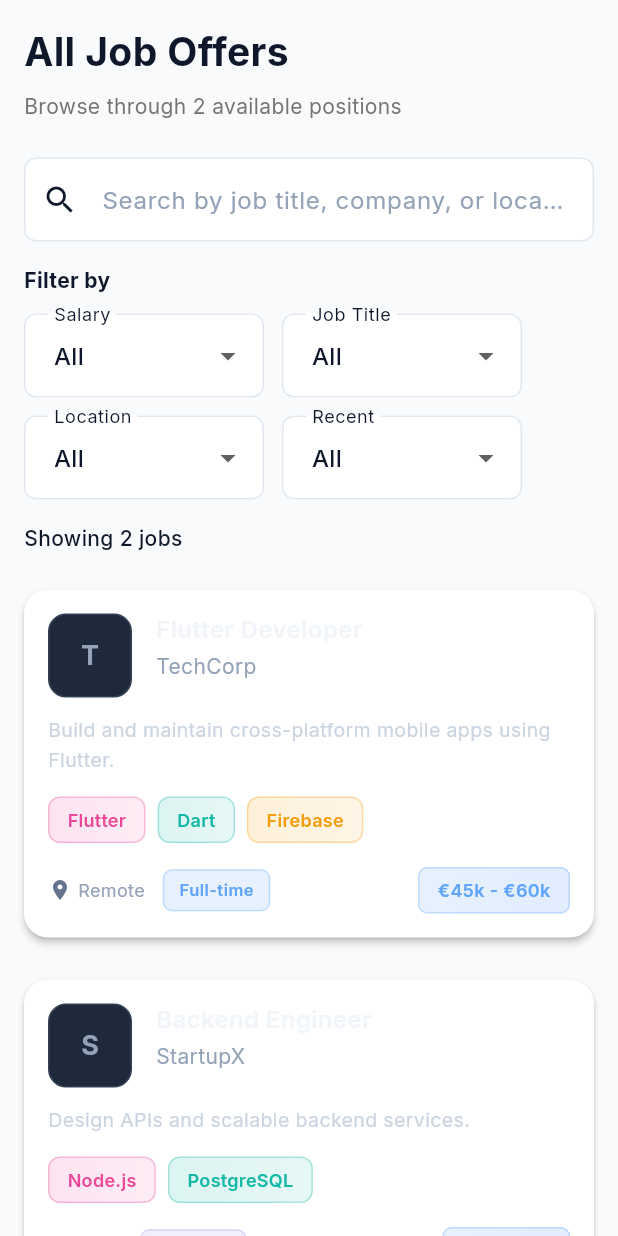
After one commit to Job-Board-Front/job_board_flutter, a Flutter app: the screen it shows after launch, after a tap on "Open Jobs Page", on a phone screen of 412 x 824 dp. The commit adds this screen. Run offline on Flutter 3.47's test engine with Material 3 defaults, Android fonts, the phone set to English and light mode, and no system bars; our stand-ins replace bloc, flutter_bloc, google_fonts, shared_preferences.

Commit message:
jobs page template

```diff
--- /dev/null
+++ b/lib/core/features/jobs/data/models/job_model.dart
@@ -0,0 +1,82 @@
+enum EmploymentType {
+  fullTime,
+  partTime,
+  contract,
+  internship,
+}
+
+enum ExperienceLevel {
+  junior,
+  mid,
+  senior,
+}
+
+class Job {
+  final String? id;
+  final String title;
+  final String description;
+  final String company;
+  final String location;
+  final EmploymentType employmentType;
+  final ExperienceLevel experienceLevel;
+  final String? salaryRange;
+  final List<String> techStack;
+  final List<String> keywords;
+  final String source;
+  final bool isActive;
+  final DateTime expiresAt;
+  final DateTime? createdAt;
+  final DateTime? updatedAt;
+  final String? logoUrl;
+  final String? submissionLink;
+
+  Job({
+    this.id,
+    required this.title,
+    required this.description,
+    required this.company,
+    required this.location,
+    required this.employmentType,
+    required this.experienceLevel,
+    this.salaryRange,
+    required this.techStack,
+    required this.keywords,
+    required this.source,
+    required this.isActive,
+    required this.expiresAt,
+    this.createdAt,
+    this.updatedAt,
+    this.logoUrl,
+    this.submissionLink,
+  });
+
+  factory Job.fromJson(Map<String, dynamic> json) {
+    return Job(
+      id: json['id'],
+      title: json['title'],
+      description: json['description'],
+      company: json['company'],
+      location: json['location'],
+      employmentType:
+      EmploymentType.values.firstWhere(
+            (e) => e.name.replaceAll('Time', '-time') == json['employmentType'],
+      ),
+      experienceLevel:
+      ExperienceLevel.values.firstWhere(
+            (e) => e.name == json['experienceLevel'],
+      ),
+      salaryRange: json['salaryRange'],
+      techStack: List<String>.from(json['techStack']),
+      keywords: List<String>.from(json['keywords']),
+      source: json['source'],
+      isActive: json['isActive'],
+      expiresAt: DateTime.parse(json['expiresAt']),
+      createdAt:
+      json['createdAt'] != null ? DateTime.parse(json['createdAt']) : null,
+      updatedAt:
+      json['updatedAt'] != null ? DateTime.parse(json['updatedAt']) : null,
+      logoUrl: json['logoUrl'],
+      submissionLink: json['submissionLink'],
+    );
+  }
+}
--- /dev/null
+++ b/lib/core/features/jobs/pages/jobs_page.dart
@@ -0,0 +1,87 @@
+import 'package:flutter/material.dart';
+import '../../mocks/mock_jobs.dart';
+import '../widgets/category_filter/category_filter.dart';
+import '../widgets/job_list/job_list.dart';
+import '../widgets/job_search/job_search.dart';
+
+class JobsPage extends StatefulWidget {
+  const JobsPage({super.key});
+
+  @override
+  State<JobsPage> createState() => _JobsPageState();
+}
+
+class _JobsPageState extends State<JobsPage> {
+  final ScrollController _scrollController = ScrollController();
+  int jobCount = mockJobs.length;
+
+  @override
+  void initState() {
+    super.initState();
+
+    _scrollController.addListener(() {
+      if (_scrollController.position.pixels >=
+          _scrollController.position.maxScrollExtent - 200) {
+        // équivalent scrolledToBottom
+        onScrollBottom();
+      }
+    });
+  }
+
+  void onScrollBottom() {
+    debugPrint('Reached bottom → load more');
+    // ici tu brancheras l’API plus tard
+  }
+
+  @override
+  Widget build(BuildContext context) {
+    return Scaffold(
+      body: SafeArea(
+        child: SingleChildScrollView(
+          controller: _scrollController,
+          padding: const EdgeInsets.all(16),
+          child: Column(
+            crossAxisAlignment: CrossAxisAlignment.start,
+            children: [
+              /// Header
+              const Text(
+                'All Job Offers',
+                style: TextStyle(fontSize: 26, fontWeight: FontWeight.bold),
+              ),
+              const SizedBox(height: 8),
+              Text(
+                'Browse through $jobCount available positions',
+                style: TextStyle(color: Colors.grey[600]),
+              ),
+
+              const SizedBox(height: 24),
+
+              /// Search
+              const JobSearch(),
+
+              const SizedBox(height: 16),
+
+              /// Filters
+              const CategoryFilter(),
+
+              const SizedBox(height: 16),
+
+              /// Counter
+              Text(
+                'Showing $jobCount jobs',
+                style: const TextStyle(fontWeight: FontWeight.w500),
+              ),
+
+              const SizedBox(height: 16),
+
+              /// Job list
+              JobList(
+                jobs: mockJobs,
+              ),
+            ],
+          ),
+        ),
+      ),
+    );
+  }
+}
--- /dev/null
+++ b/lib/core/features/jobs/widgets/category_filter/category_filter.dart
@@ -0,0 +1,49 @@
+import 'package:flutter/material.dart';
+
+class CategoryFilter extends StatelessWidget {
+  const CategoryFilter({super.key});
+
+  @override
+  Widget build(BuildContext context) {
+    return Column(
+      crossAxisAlignment: CrossAxisAlignment.start,
+      children: [
+        const Text(
+          'Filter by',
+          style: TextStyle(fontWeight: FontWeight.bold),
+        ),
+        const SizedBox(height: 12),
+
+        Wrap(
+          spacing: 12,
+          runSpacing: 12,
+          children: [
+            _buildDropdown('Salary', ['All', '0-30k', '30k-60k']),
+            _buildDropdown('Job Title', ['All', 'Flutter', 'Backend']),
+            _buildDropdown('Location', ['All', 'Remote', 'Onsite']),
+            _buildDropdown('Recent', ['All', 'Last 7 days', 'Last 30 days']),
+          ],
+        ),
+      ],
+    );
+  }
+
+  Widget _buildDropdown(String label, List<String> items) {
+    return SizedBox(
+      width: 160,
+      child: DropdownButtonFormField<String>(
+        value: items.first,
+        decoration: InputDecoration(
+          labelText: label,
+          border: OutlineInputBorder(borderRadius: BorderRadius.circular(10)),
+        ),
+        items: items
+            .map(
+              (e) => DropdownMenuItem(value: e, child: Text(e)),
+        )
+            .toList(),
+        onChanged: (_) {},
+      ),
+    );
+  }
+}
--- /dev/null
+++ b/lib/core/features/jobs/widgets/job_card/job_card.dart
@@ -0,0 +1,308 @@
+import 'package:flutter/material.dart';
+import '../../data/models/job_model.dart';
+
+class JobCard extends StatelessWidget {
+  final Job job;
+  final VoidCallback? onTap;
+  final VoidCallback? onBookmarkTap;
+  final bool isBookmarked;
+
+  const JobCard({
+    Key? key,
+    required this.job,
+    this.onTap,
+    this.onBookmarkTap,
+    this.isBookmarked = false,
+  }) : super(key: key);
+
+  String getEmploymentLabel(EmploymentType type) {
+    switch (type) {
+      case EmploymentType.fullTime:
+        return 'Full-time';
+      case EmploymentType.partTime:
+        return 'Part-time';
+      case EmploymentType.contract:
+        return 'Contract';
+      case EmploymentType.internship:
+        return 'Internship';
+    }
+  }
+
+  Color getEmploymentColor(EmploymentType type) {
+    switch (type) {
+      case EmploymentType.fullTime:
+        return const Color(0xFF60A5FA); // blue-400
+      case EmploymentType.partTime:
+        return const Color(0xFFFB923C); // orange-400
+      case EmploymentType.contract:
+        return const Color(0xFFA78BFA); // purple-400
+      case EmploymentType.internship:
+        return const Color(0xFF34D399); // green-400
+    }
+  }
+
+  // Fonction pour attribuer une couleur à chaque tech stack
+  // Utilise des couleurs différentes de celles du salaire (bleu) et employment type
+  Color getTechStackColor(int index) {
+    final colors = [
+      const Color(0xFFEC4899), // rose-500
+      const Color(0xFF14B8A6), // teal-500
+      const Color(0xFFF59E0B), // amber-500
+      const Color(0xFF8B5CF6), // violet-500
+      const Color(0xFF06B6D4), // cyan-500
+      const Color(0xFFF97316), // orange-500 (différent du partTime)
+    ];
+    return colors[index % colors.length];
+  }
+
+  @override
+  Widget build(BuildContext context) {
+    final theme = Theme.of(context);
+
+    return GestureDetector(
+      onTap: onTap,
+      child: Card(
+        shape: RoundedRectangleBorder(borderRadius: BorderRadius.circular(16)),
+        color: theme.cardColor,
+        elevation: 2,
+        margin: const EdgeInsets.symmetric(vertical: 8, horizontal: 0),
+        child: Padding(
+          padding: const EdgeInsets.all(16.0),
+          child: Column(
+            crossAxisAlignment: CrossAxisAlignment.start,
+            children: [
+              // Header : Logo + Title/Company + Bookmark
+              Row(
+                crossAxisAlignment: CrossAxisAlignment.start,
+                children: [
+                  // Logo / Initiales
+                  Container(
+                    width: 56,
+                    height: 56,
+                    decoration: BoxDecoration(
+                      color: const Color(0xFF1E293B), // slate-800
+                      borderRadius: BorderRadius.circular(12),
+                      border: Border.all(color: const Color(0xFF334155)), // slate-700
+                    ),
+                    child: job.logoUrl != null
+                        ? ClipRRect(
+                      borderRadius: BorderRadius.circular(12),
+                      child: Image.network(
+                        job.logoUrl!,
+                        fit: BoxFit.cover,
+                        errorBuilder: (_, __, ___) => Center(
+                          child: Text(
+                            job.company
+                                .split(' ')
+                                .map((e) => e[0])
+                                .take(2)
+                                .join(),
+                            style: const TextStyle(
+                              fontWeight: FontWeight.bold,
+                              fontSize: 18,
+                              color: Color(0xFF94A3B8), // slate-400
+                            ),
+                          ),
+                        ),
+                      ),
+                    )
+                        : Center(
+                      child: Text(
+                        job.company
+                            .split(' ')
+                            .map((e) => e[0])
+                            .take(2)
+                            .join(),
+                        style: const TextStyle(
+                          fontWeight: FontWeight.bold,
+                          fontSize: 18,
+                          color: Color(0xFF94A3B8), // slate-400
+                        ),
+                      ),
+                    ),
+                  ),
+                  const SizedBox(width: 16),
+                  // Title & Company
+                  Expanded(
+                    child: Column(
+                      crossAxisAlignment: CrossAxisAlignment.start,
+                      children: [
+                        Text(
+                          job.title,
+                          style: const TextStyle(
+                            fontSize: 16,
+                            fontWeight: FontWeight.w600,
+                            color: Color(0xFFF1F5F9), // slate-100
+                            height: 1.3,
+                          ),
+                          maxLines: 2,
+                          overflow: TextOverflow.ellipsis,
+                        ),
+                        const SizedBox(height: 4),
+                        Text(
+                          job.company,
+                          style: const TextStyle(
+                            color: Color(0xFF94A3B8), // slate-400
+                            fontSize: 14,
+                          ),
+                        ),
+                      ],
+                    ),
+                  ),
+                  // Bookmark Icon
+                  if (onBookmarkTap != null)
+                    IconButton(
+                      onPressed: onBookmarkTap,
+                      icon: Icon(
+                        isBookmarked ? Icons.bookmark : Icons.bookmark_outline,
+                        color: isBookmarked
+                            ? const Color(0xFF60A5FA) // blue-400
+                            : const Color(0xFF64748B), // slate-500
+                      ),
+                      padding: EdgeInsets.zero,
+                      constraints: const BoxConstraints(),
+                    ),
+                ],
+              ),
+              const SizedBox(height: 12),
+              // Description
+              Text(
+                job.description,
+                maxLines: 3,
+                overflow: TextOverflow.ellipsis,
+                style: const TextStyle(
+                  fontSize: 13,
+                  color: Color(0xFFCBD5E1), // slate-300
+                  height: 1.5,
+                ),
+              ),
+              const SizedBox(height: 14),
+              // Tech stack / tags - AVEC COULEURS DIFFÉRENTES
+              Wrap(
+                spacing: 8,
+                runSpacing: 8,
+                children: job.techStack.asMap().entries.map((entry) {
+                  final index = entry.key;
+                  final tag = entry.value;
+                  final color = getTechStackColor(index);
+
+                  return Container(
+                    padding: const EdgeInsets.symmetric(
+                      horizontal: 12,
+                      vertical: 6,
+                    ),
+                    decoration: BoxDecoration(
+                      borderRadius: BorderRadius.circular(8),
+                      gradient: LinearGradient(
+                        colors: [
+                          color.withOpacity(0.15),
+                          color.withOpacity(0.1),
+                        ],
+                      ),
+                      border: Border.all(
+                        color: color.withOpacity(0.3),
+                        width: 1,
+                      ),
+                    ),
+                    child: Text(
+                      tag,
+                      style: TextStyle(
+                        fontSize: 12,
+                        fontWeight: FontWeight.w600,
+                        color: color,
+                        letterSpacing: 0.2,
+                      ),
+                    ),
+                  );
+                }).toList(),
+              ),
+              const SizedBox(height: 16),
+              // Footer: Location + EmploymentType + Salary
+              Row(
+                mainAxisAlignment: MainAxisAlignment.spaceBetween,
+                children: [
+                  Flexible(
+                    child: Row(
+                      children: [
+                        const Icon(
+                          Icons.location_on,
+                          size: 16,
+                          color: Color(0xFF64748B), // slate-500
+                        ),
+                        const SizedBox(width: 4),
+                        Flexible(
+                          child: Text(
+                            job.location,
+                            style: const TextStyle(
+                              fontSize: 12,
+                              color: Color(0xFF94A3B8), // slate-400
+                            ),
+                            overflow: TextOverflow.ellipsis,
+                          ),
+                        ),
+                        const SizedBox(width: 12),
+                        Container(
+                          padding: const EdgeInsets.symmetric(
+                            horizontal: 10,
+                            vertical: 5,
+                          ),
+                          decoration: BoxDecoration(
+                            borderRadius: BorderRadius.circular(6),
+                            color: getEmploymentColor(job.employmentType)
+                                .withOpacity(0.15),
+                            border: Border.all(
+                              color: getEmploymentColor(job.employmentType)
+                                  .withOpacity(0.3),
+                              width: 1,
+                            ),
+                          ),
+                          child: Text(
+                            getEmploymentLabel(job.employmentType),
+                            style: TextStyle(
+                              fontSize: 11,
+                              fontWeight: FontWeight.w600,
+                              color: getEmploymentColor(job.employmentType),
+                              letterSpacing: 0.3,
+                            ),
+                          ),
+                        ),
+                      ],
+                    ),
+                  ),
+                  if (job.salaryRange != null)
+                    Container(
+                      padding: const EdgeInsets.symmetric(
+                        horizontal: 12,
+                        vertical: 6,
+                      ),
+                      decoration: BoxDecoration(
+                        borderRadius: BorderRadius.circular(6),
+                        gradient: LinearGradient(
+                          colors: [
+                            const Color(0xFF60A5FA).withOpacity(0.15),
+                            const Color(0xFF3B82F6).withOpacity(0.15),
+                          ],
+                        ),
+                        border: Border.all(
+                          color: const Color(0xFF60A5FA).withOpacity(0.3),
+                          width: 1,
+                        ),
+                      ),
+                      child: Text(
+                        job.salaryRange!,
+                        style: const TextStyle(
+                          fontSize: 12,
+                          fontWeight: FontWeight.w600,
+                          color: Color(0xFF60A5FA), // blue-400
+                        ),
+                      ),
+                    ),
+                ],
+              ),
+            ],
+          ),
+        ),
+      ),
+    );
+  }
+}
--- /dev/null
+++ b/lib/core/features/jobs/widgets/job_list/job_list.dart
@@ -0,0 +1,25 @@
+import 'package:flutter/material.dart';
+import '../../data/models/job_model.dart';
+import '../job_card/job_card.dart';
+
+class JobList extends StatelessWidget {
+  final List<Job> jobs;
+
+  const JobList({
+    super.key,
+    required this.jobs,
+  });
+
+  @override
+  Widget build(BuildContext context) {
+    return ListView.separated(
+      physics: const NeverScrollableScrollPhysics(),
+      shrinkWrap: true,
+      itemCount: jobs.length,
+      separatorBuilder: (_, __) => const SizedBox(height: 12),
+      itemBuilder: (context, index) {
+        return JobCard(job: jobs[index]);
+      },
+    );
+  }
+}
--- /dev/null
+++ b/lib/core/features/jobs/widgets/job_search/job_search.dart
@@ -0,0 +1,18 @@
+import 'package:flutter/material.dart';
+
+class JobSearch extends StatelessWidget {
+  const JobSearch({super.key});
+
+  @override
+  Widget build(BuildContext context) {
+    return TextField(
+      decoration: InputDecoration(
+        prefixIcon: const Icon(Icons.search),
+        hintText: 'Search by job title, company, or location...',
+        border: OutlineInputBorder(
+          borderRadius: BorderRadius.circular(12),
+        ),
+      ),
+    );
+  }
+}
--- /dev/null
+++ b/lib/core/features/mocks/mock_jobs.dart
@@ -0,0 +1,36 @@
+import '../jobs/data/models/job_model.dart';
+
+final List<Job> mockJobs = [
+  Job(
+    id: '1',
+    title: 'Flutter Developer',
+    description: 'Build and maintain cross-platform mobile apps using Flutter.',
+    company: 'TechCorp',
+    location: 'Remote',
+    employmentType: EmploymentType.fullTime,
+    experienceLevel: ExperienceLevel.mid,
+    salaryRange: '€45k - €60k',
+    techStack: ['Flutter', 'Dart', 'Firebase'],
+    keywords: ['mobile', 'flutter'],
+    source: 'LinkedIn',
+    isActive: true,
+    expiresAt: DateTime.now().add(const Duration(days: 30)),
+    logoUrl: null,
+  ),
+  Job(
+    id: '2',
+    title: 'Backend Engineer',
+    description: 'Design APIs and scalable backend services.',
+    company: 'StartupX',
+    location: 'Paris',
+    employmentType: EmploymentType.contract,
+    experienceLevel: ExperienceLevel.senior,
+    salaryRange: '€500/day',
+    techStack: ['Node.js', 'PostgreSQL'],
+    keywords: ['backend', 'api'],
+    source: 'Indeed',
+    isActive: false,
+    expiresAt: DateTime.now().add(const Duration(days: 10)),
+    logoUrl: null,
+  ),
+];
--- a/lib/main.dart
+++ b/lib/main.dart
@@ -3,6 +3,8 @@ import 'package:flutter_bloc/flutter_bloc.dart';
 import 'package:job_board_flutter/core/bloc/cubit/theme_cubit.dart';
 import 'package:job_board_flutter/utils/theme/dark_theme.dart';
 import 'package:job_board_flutter/utils/theme/light_theme.dart';
+
+import 'core/features/jobs/pages/jobs_page.dart';
 
 void main() {
   runApp(const MyApp());
@@ -130,6 +132,15 @@ class HomePage extends StatelessWidget {
                 ),
               ),
             ),
+            ElevatedButton(
+              onPressed: () {
+                Navigator.push(
+                  context,
+                  MaterialPageRoute(builder: (_) => const JobsPage()),
+                );
+              },
+              child: const Text('Open Jobs Page'),
+            ),
           ],
         ),
       ),
```
